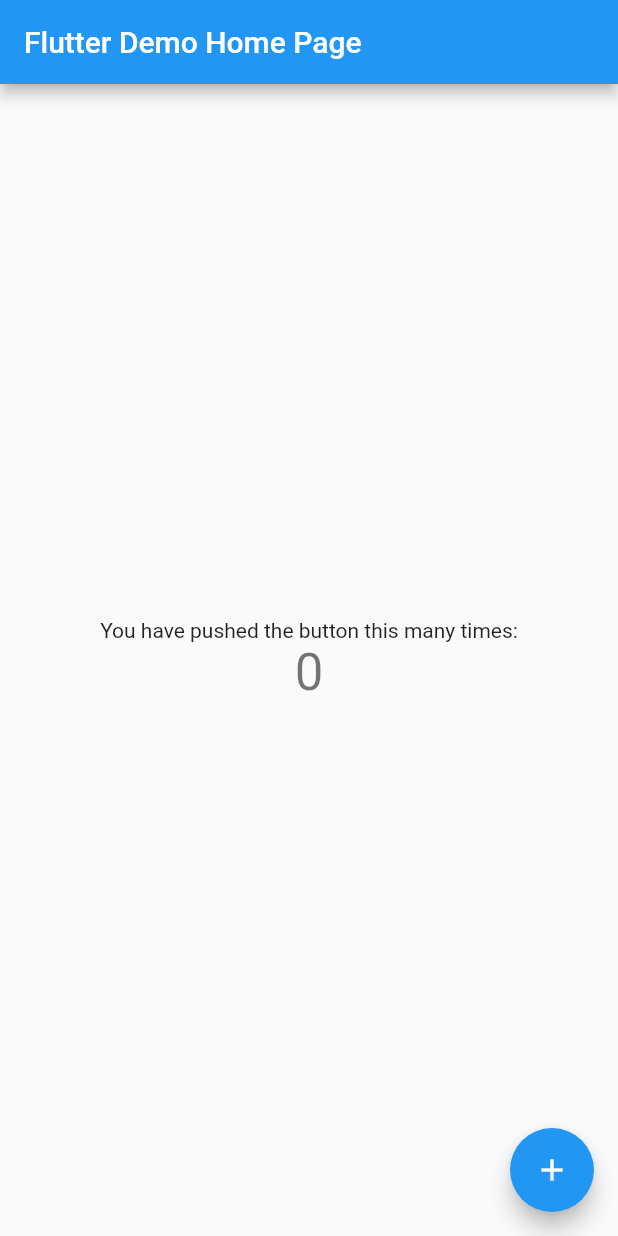
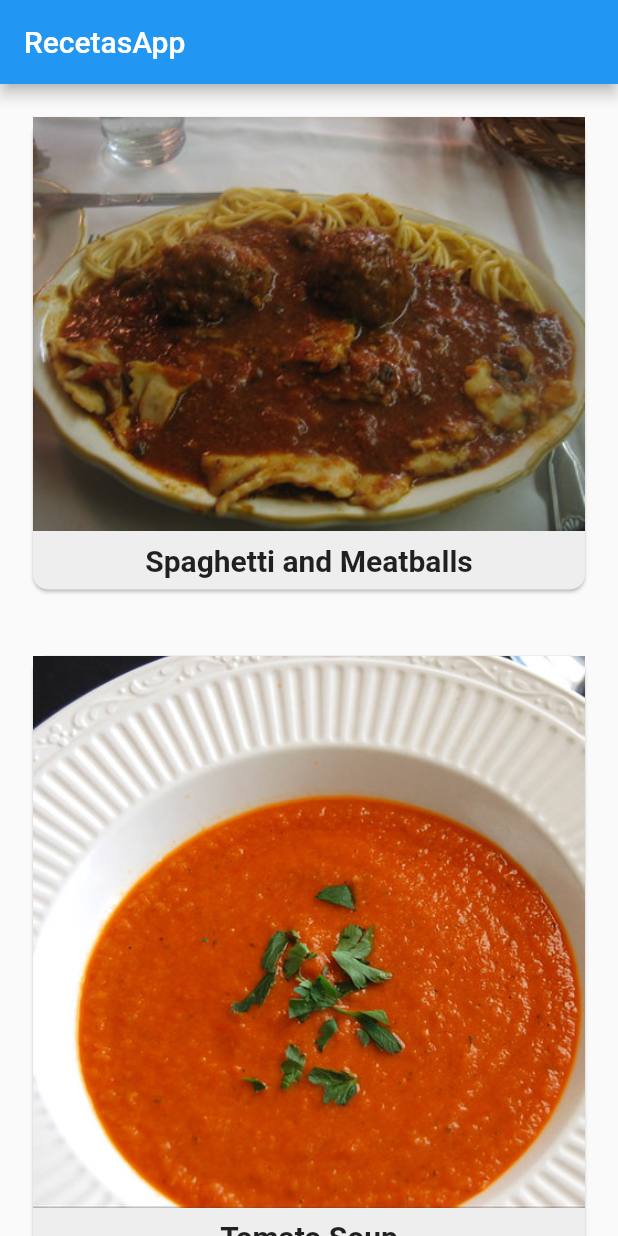
Before and after one commit to JhonMos/flutter-apprentice, a Flutter app: the screen it shows after launch, on a phone screen of 412 x 824 dp. Run offline on Flutter 3.47's test engine with Material 2 defaults, Android fonts, the phone set to English and light mode, and no system bars; Roboto replaces fonts that are missing (Poppins).

Commit message:
Recipe app

```diff
--- /dev/null
+++ b/lib/home_screen.dart
@@ -0,0 +1,73 @@
+import 'package:flutter/material.dart';
+import 'package:flutter_apprentice/recipe.dart';
+import 'package:flutter_apprentice/recipe_detail.dart';
+
+class HomeScreem extends StatefulWidget {
+  final String title;
+  const HomeScreem({Key? key, required this.title}) : super(key: key);
+
+  @override
+  State<HomeScreem> createState() => _HomeScreemState();
+}
+
+class _HomeScreemState extends State<HomeScreem> {
+  @override
+  Widget build(BuildContext context) {
+    return Scaffold(
+      appBar: AppBar(
+        title: Text(widget.title),
+      ),
+      body: SafeArea(
+        child: ListView.builder(
+          itemCount: Recipe.samples.length,
+          itemBuilder: (BuildContext context, int index) {
+            return GestureDetector(
+              onTap: () {
+                Navigator.of(context)
+                    .push(MaterialPageRoute(builder: (BuildContext context) {
+                  return RecipeDetail(
+                    recipe: Recipe.samples[index],
+                  );
+                }));
+              },
+              child: RecipeCard(
+                recipe: Recipe.samples[index],
+              ),
+            );
+          },
+        ),
+      ),
+    );
+  }
+}
+
+class RecipeCard extends StatelessWidget {
+  final Recipe recipe;
+  const RecipeCard({Key? key, required this.recipe}) : super(key: key);
+
+  @override
+  Widget build(BuildContext context) {
+    return Padding(
+      padding: const EdgeInsets.all(18.0),
+      child: Card(
+        color: Colors.grey[200],
+        shape: RoundedRectangleBorder(borderRadius: BorderRadius.circular(10)),
+        child: Column(
+          children: [
+            Image(image: AssetImage(recipe.imageUrl)),
+            Padding(
+              padding: const EdgeInsets.all(8.0),
+              child: Text(
+                recipe.label,
+                style: const TextStyle(
+                    fontSize: 20,
+                    fontWeight: FontWeight.bold,
+                    fontFamily: 'Poppins'),
+              ),
+            )
+          ],
+        ),
+      ),
+    );
+  }
+}
--- a/lib/main.dart
+++ b/lib/main.dart
@@ -1,115 +1,17 @@
 import 'package:flutter/material.dart';
+import 'package:flutter_apprentice/home_screen.dart';
 
-void main() {
-  runApp(const MyApp());
-}
+void main() => runApp(const MyApp());
 
 class MyApp extends StatelessWidget {
   const MyApp({Key? key}) : super(key: key);
 
-  // This widget is the root of your application.
   @override
   Widget build(BuildContext context) {
     return MaterialApp(
-      title: 'Flutter Demo',
-      theme: ThemeData(
-        // This is the theme of your application.
-        //
-        // Try running your application with "flutter run". You'll see the
-        // application has a blue toolbar. Then, without quitting the app, try
-        // changing the primarySwatch below to Colors.green and then invoke
-        // "hot reload" (press "r" in the console where you ran "flutter run",
-        // or simply save your changes to "hot reload" in a Flutter IDE).
-        // Notice that the counter didn't reset back to zero; the application
-        // is not restarted.
-        primarySwatch: Colors.blue,
-      ),
-      home: const MyHomePage(title: 'Flutter Demo Home Page'),
+      debugShowCheckedModeBanner: false,
+      title: 'Material App',
+      home: HomeScreem(title: 'RecetasApp'),
     );
   }
 }
-
-class MyHomePage extends StatefulWidget {
-  const MyHomePage({Key? key, required this.title}) : super(key: key);
-
-  // This widget is the home page of your application. It is stateful, meaning
-  // that it has a State object (defined below) that contains fields that affect
-  // how it looks.
-
-  // This class is the configuration for the state. It holds the values (in this
-  // case the title) provided by the parent (in this case the App widget) and
-  // used by the build method of the State. Fields in a Widget subclass are
-  // always marked "final".
-
-  final String title;
-
-  @override
-  State<MyHomePage> createState() => _MyHomePageState();
-}
-
-class _MyHomePageState extends State<MyHomePage> {
-  int _counter = 0;
-
-  void _incrementCounter() {
-    setState(() {
-      // This call to setState tells the Flutter framework that something has
-      // changed in this State, which causes it to rerun the build method below
-      // so that the display can reflect the updated values. If we changed
-      // _counter without calling setState(), then the build method would not be
-      // called again, and so nothing would appear to happen.
-      _counter++;
-    });
-  }
-
-  @override
-  Widget build(BuildContext context) {
-    // This method is rerun every time setState is called, for instance as done
-    // by the _incrementCounter method above.
-    //
-    // The Flutter framework has been optimized to make rerunning build methods
-    // fast, so that you can just rebuild anything that needs updating rather
-    // than having to individually change instances of widgets.
-    return Scaffold(
-      appBar: AppBar(
-        // Here we take the value from the MyHomePage object that was created by
-        // the App.build method, and use it to set our appbar title.
-        title: Text(widget.title),
-      ),
-      body: Center(
-        // Center is a layout widget. It takes a single child and positions it
-        // in the middle of the parent.
-        child: Column(
-          // Column is also a layout widget. It takes a list of children and
-          // arranges them vertically. By default, it sizes itself to fit its
-          // children horizontally, and tries to be as tall as its parent.
-          //
-          // Invoke "debug painting" (press "p" in the console, choose the
-          // "Toggle Debug Paint" action from the Flutter Inspector in Android
-          // Studio, or the "Toggle Debug Paint" command in Visual Studio Code)
-          // to see the wireframe for each widget.
-          //
-          // Column has various properties to control how it sizes itself and
-          // how it positions its children. Here we use mainAxisAlignment to
-          // center the children vertically; the main axis here is the vertical
-          // axis because Columns are vertical (the cross axis would be
-          // horizontal).
-          mainAxisAlignment: MainAxisAlignment.center,
-          children: <Widget>[
-            const Text(
-              'You have pushed the button this many times:',
-            ),
-            Text(
-              '$_counter',
-              style: Theme.of(context).textTheme.headline4,
-            ),
-          ],
-        ),
-      ),
-      floatingActionButton: FloatingActionButton(
-        onPressed: _incrementCounter,
-        tooltip: 'Increment',
-        child: const Icon(Icons.add),
-      ), // This trailing comma makes auto-formatting nicer for build methods.
-    );
-  }
-}
--- /dev/null
+++ b/lib/recipe.dart
@@ -0,0 +1,150 @@
+class Recipe {
+  String label;
+  String imageUrl;
+  int servings;
+  List<Ingredient> ingredients;
+
+  Recipe(
+    this.label,
+    this.imageUrl,
+    this.servings,
+    this.ingredients,
+  );
+
+  static List<Recipe> samples = [
+    Recipe(
+      'Spaghetti and Meatballs',
+      'assets/2126711929_ef763de2b3_w.jpg',
+      4,
+      [
+        Ingredient(
+          1,
+          'box',
+          'Spaghetti',
+        ),
+        Ingredient(
+          4,
+          '',
+          'Frozen Meatballs',
+        ),
+        Ingredient(
+          0.5,
+          'jar',
+          'sauce',
+        ),
+      ],
+    ),
+    Recipe(
+      'Tomato Soup',
+      'assets/27729023535_a57606c1be.jpg',
+      2,
+      [
+        Ingredient(
+          1,
+          'can',
+          'Tomato Soup',
+        ),
+      ],
+    ),
+    Recipe(
+      'Grilled Cheese',
+      'assets/3187380632_5056654a19_b.jpg',
+      1,
+      [
+        Ingredient(
+          2,
+          'slices',
+          'Cheese',
+        ),
+        Ingredient(
+          2,
+          'slices',
+          'Bread',
+        ),
+      ],
+    ),
+    Recipe(
+      'Chocolate Chip Cookies',
+      'assets/15992102771_b92f4cc00a_b.jpg',
+      24,
+      [
+        Ingredient(
+          4,
+          'cups',
+          'flour',
+        ),
+        Ingredient(
+          2,
+          'cups',
+          'sugar',
+        ),
+        Ingredient(
+          0.5,
+          'cups',
+          'chocolate chips',
+        ),
+      ],
+    ),
+    Recipe(
+      'Taco Salad',
+      'assets/8533381643_a31a99e8a6_c.jpg',
+      1,
+      [
+        Ingredient(
+          4,
+          'oz',
+          'nachos',
+        ),
+        Ingredient(
+          3,
+          'oz',
+          'taco meat',
+        ),
+        Ingredient(
+          0.5,
+          'cup',
+          'cheese',
+        ),
+        Ingredient(
+          0.25,
+          'cup',
+          'chopped tomatoes',
+        ),
+      ],
+    ),
+    Recipe(
+      'Hawaiian Pizza',
+      'assets/15452035777_294cefced5_c.jpg',
+      4,
+      [
+        Ingredient(
+          1,
+          'item',
+          'pizza',
+        ),
+        Ingredient(
+          1,
+          'cup',
+          'pineapple',
+        ),
+        Ingredient(
+          8,
+          'oz',
+          'ham',
+        ),
+      ],
+    ),
+  ];
+}
+
+class Ingredient {
+  double quantity;
+  String measure;
+  String name;
+
+  Ingredient(
+    this.quantity,
+    this.measure,
+    this.name,
+  );
+}
--- /dev/null
+++ b/lib/recipe_detail.dart
@@ -0,0 +1,65 @@
+import 'package:flutter/material.dart';
+import 'package:flutter_apprentice/recipe.dart';
+
+class RecipeDetail extends StatefulWidget {
+  final Recipe recipe;
+  const RecipeDetail({Key? key, required this.recipe}) : super(key: key);
+
+  @override
+  State<RecipeDetail> createState() => _RecipeDetailState();
+}
+
+class _RecipeDetailState extends State<RecipeDetail> {
+  int _sliderValue = 1;
+  @override
+  Widget build(BuildContext context) {
+    return Scaffold(
+      appBar: AppBar(title: Text(widget.recipe.label)),
+      body: SafeArea(
+        child: Column(
+          children: [
+            SizedBox(
+                width: double.infinity,
+                height: 300.0,
+                child: Image(image: AssetImage(widget.recipe.imageUrl))),
+            const SizedBox(height: 14.0),
+            const Text(
+              'Ingredientes',
+              style: TextStyle(
+                fontWeight: FontWeight.bold,
+                fontSize: 22,
+              ),
+            ),
+            Expanded(
+              child: ListView.builder(
+                itemCount: widget.recipe.ingredients.length,
+                itemBuilder: (BuildContext context, int index) {
+                  final ingredient = widget.recipe.ingredients[index];
+                  return Padding(
+                    padding: const EdgeInsets.only(left: 15, right: 15),
+                    child: Text(
+                        '${ingredient.quantity * _sliderValue} ${ingredient.measure} ${ingredient.name}'),
+                  );
+                },
+              ),
+            ),
+            Slider(
+              min: 1,
+              max: 10,
+              divisions: 9,
+              value: _sliderValue.toDouble(),
+              onChanged: (newValue) {
+                setState(() {
+                  _sliderValue = newValue.round();
+                });
+              },
+              activeColor: Colors.blue,
+              inactiveColor: Colors.black26,
+              label: '${_sliderValue * widget.recipe.servings} unidades',
+            )
+          ],
+        ),
+      ),
+    );
+  }
+}
--- a/pubspec.yaml
+++ b/pubspec.yaml
@@ -58,7 +58,8 @@
   uses-material-design: true
 
   # To add assets to your application, add an assets section, like this:
-  # assets:
+  assets:
+    - assets/
   #   - images/a_dot_burr.jpeg
   #   - images/a_dot_ham.jpeg
 
```
Also changed, not shown: assets/15452035777_294cefced5_c.jpg (added), assets/15992102771_b92f4cc00a_b.jpg (added), assets/2126711929_ef763de2b3_w.jpg (added), assets/27729023535_a57606c1be.jpg (added), assets/3187380632_5056654a19_b.jpg (added), assets/8533381643_a31a99e8a6_c.jpg (added), 1 other file.
